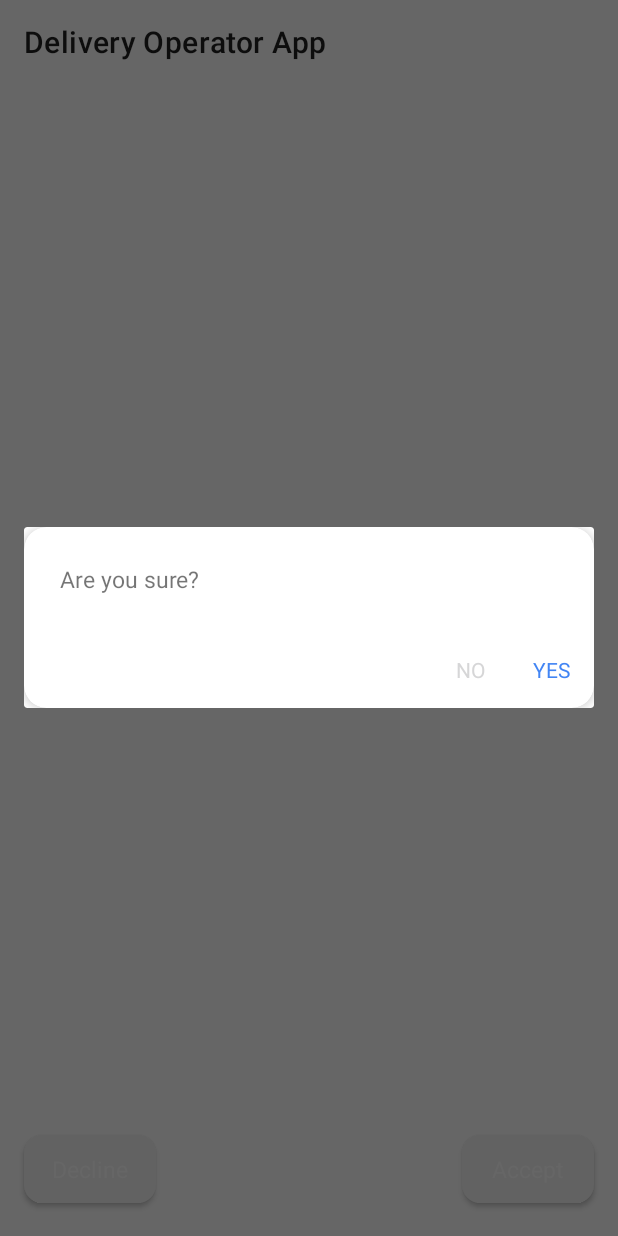
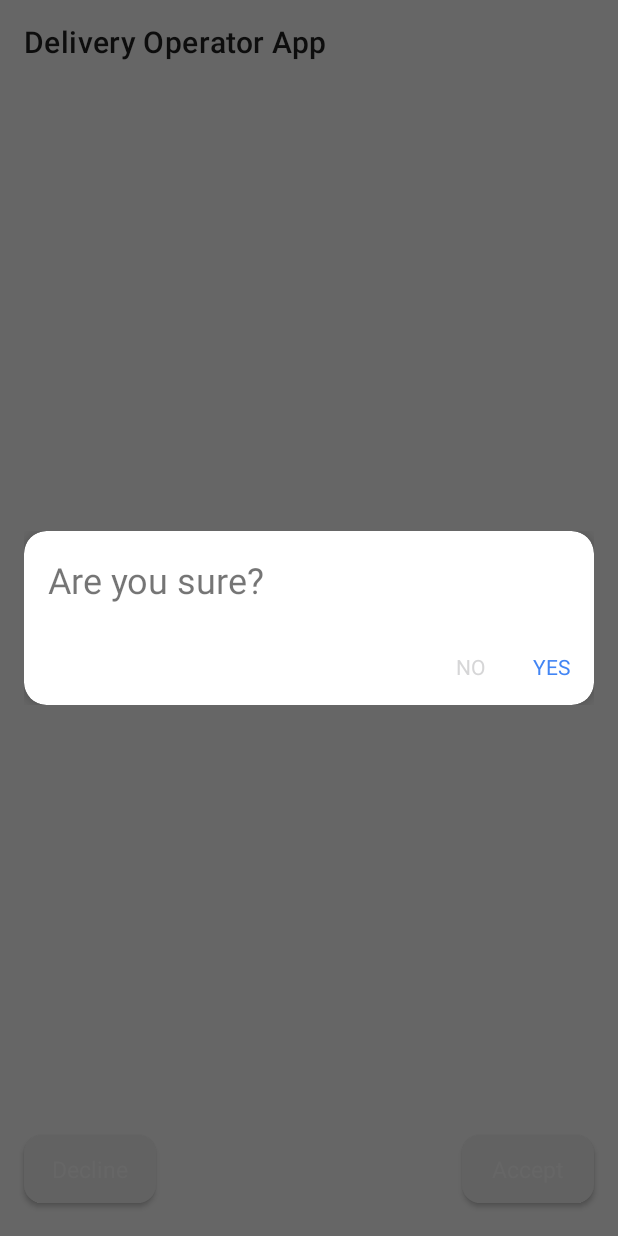
Before and after one commit to kzvdar42/SA-2018-DO-application, an Android app: the ReceiverInfoActivity screen opened directly, with no data from a screen before it, after a tap on "Accept", on a phone screen of 412 x 824 dp. Run offline under Robolectric (Android 15) with nearby library versions, the phone set to English and light mode, and no system bars; our stand-ins replace Room's generated code, RxJava; libraries missing offline, so code that uses them is left out: com.divyanshu.draw, com.mapbox.android, com.mapbox.mapboxsdk, org.jetbrains.anko; 6 statements that could not run were skipped.

Commit message:
Fixed the background of alert dialogs.

```diff
--- a/app/src/main/java/com/example/kzvdar42/deliveryoperatorapp/activity/NavigationActivity.kt
+++ b/app/src/main/java/com/example/kzvdar42/deliveryoperatorapp/activity/NavigationActivity.kt
@@ -98,6 +98,7 @@ class NavigationActivity : AppCompatActivity(), OnNavigationReadyCallback, Navig
             alertDialog.dismiss()
         }
         // Adding view to the alert dialog and show it.
+        alertDialog.window?.decorView?.setBackgroundResource(android.R.color.transparent)
         alertDialog.setView(dialogView)
         alertDialog.setCancelable(true)
         alertDialog.show()
--- a/app/src/main/java/com/example/kzvdar42/deliveryoperatorapp/activity/ReceiverInfoActivity.kt
+++ b/app/src/main/java/com/example/kzvdar42/deliveryoperatorapp/activity/ReceiverInfoActivity.kt
@@ -76,6 +76,7 @@ class ReceiverInfoActivity : AppCompatActivity() {
                     alertDialog.dismiss()
                 }
                 // Adding view to the alert dialog and show it.
+                alertDialog.window?.decorView?.setBackgroundResource(android.R.color.transparent)
                 alertDialog.setView(dialogView)
                 alertDialog.setCancelable(true)
                 alertDialog.show()
--- a/app/src/main/res/layout/alert_dialog.xml
+++ b/app/src/main/res/layout/alert_dialog.xml
@@ -4,7 +4,7 @@
     xmlns:tool="http://schemas.android.com/tools"
     android:id="@+id/dialog"
     style="AppTheme.CardViewStyle"
-    android:layout_width="280dp"
+    android:layout_width="wrap_content"
     android:layout_height="wrap_content"
     card_view:cardCornerRadius="15dp"
     card_view:cardElevation="4dp">
@@ -17,9 +17,8 @@
             android:id="@+id/dialog_title"
             android:layout_width="wrap_content"
             android:layout_height="wrap_content"
-            android:layout_margin="24dp"
-            android:layout_marginBottom="28dp"
-            android:textSize="15sp"
+            android:layout_margin="16dp"
+            android:textSize="24sp"
             tool:text="Title" />
 
         <TextView
@@ -45,9 +44,9 @@
             android:paddingLeft="16dp"
             android:paddingRight="16dp"
             android:paddingBottom="8dp"
+            android:text="@string/yes"
             android:textAllCaps="true"
-            android:textColor="@color/colorAccent"
-            android:text="@string/yes" />
+            android:textColor="@color/colorAccent" />
 
         <TextView
             android:id="@+id/dialog_negative_btn"
@@ -60,8 +59,8 @@
             android:padding="8dp"
             android:paddingLeft="16dp"
             android:paddingRight="16dp"
+            android:text="@string/no"
             android:textAllCaps="true"
-            android:textColor="@color/color_red"
-            android:text="@string/no" />
+            android:textColor="@color/color_red" />
     </RelativeLayout>
 </androidx.cardview.widget.CardView>
```
